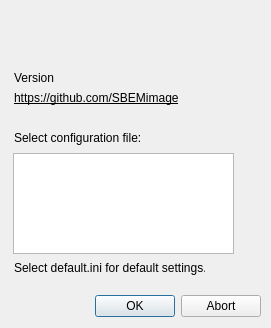
SBEMimage/SBEMimage, file gui/config_dlg.ui: the form before one commit.
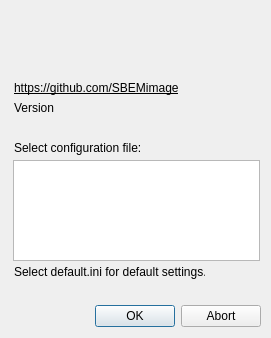
The form after the commit.

What changed in the file:
```diff
--- a/gui/config_dlg.ui
+++ b/gui/config_dlg.ui
@@ -10,7 +10,7 @@
     <x>0</x>
     <y>0</y>
     <width>271</width>
-    <height>328</height>
+    <height>338</height>
    </rect>
   </property>
   <property name="windowTitle">
@@ -23,7 +23,7 @@
    <property name="geometry">
     <rect>
      <x>80</x>
-     <y>290</y>
+     <y>300</y>
      <width>181</width>
      <height>32</height>
     </rect>
@@ -39,7 +39,7 @@
    <property name="geometry">
     <rect>
      <x>14</x>
-     <y>130</y>
+     <y>140</y>
      <width>161</width>
      <height>16</height>
     </rect>
@@ -52,7 +52,7 @@
    <property name="geometry">
     <rect>
      <x>14</x>
-     <y>70</y>
+     <y>100</y>
      <width>231</width>
      <height>16</height>
     </rect>
@@ -65,7 +65,7 @@
    <property name="geometry">
     <rect>
      <x>10</x>
-     <y>10</y>
+     <y>15</y>
      <width>250</width>
      <height>50</height>
     </rect>
@@ -78,8 +78,8 @@
    <property name="geometry">
     <rect>
      <x>13</x>
-     <y>153</y>
-     <width>221</width>
+     <y>160</y>
+     <width>247</width>
      <height>101</height>
     </rect>
    </property>
@@ -88,7 +88,7 @@
    <property name="geometry">
     <rect>
      <x>14</x>
-     <y>260</y>
+     <y>264</y>
      <width>191</width>
      <height>16</height>
     </rect>
@@ -101,7 +101,7 @@
    <property name="geometry">
     <rect>
      <x>14</x>
-     <y>90</y>
+     <y>80</y>
      <width>191</width>
      <height>16</height>
     </rect>
```
